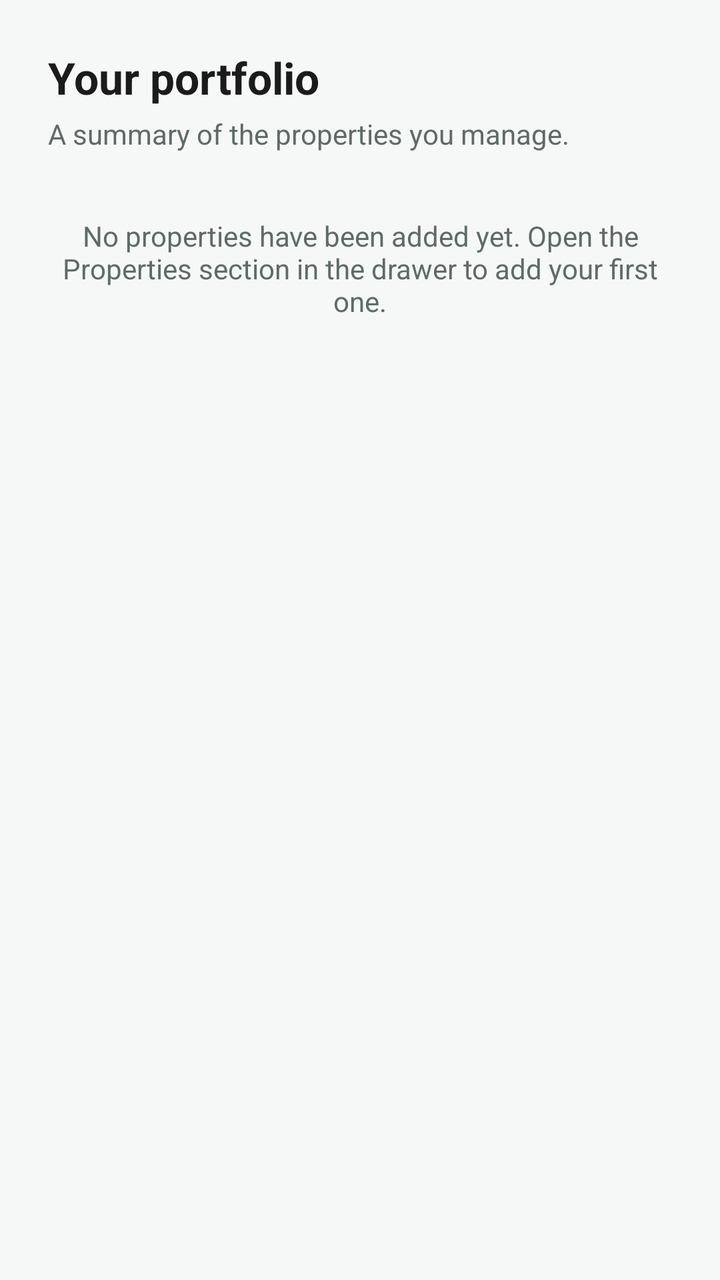
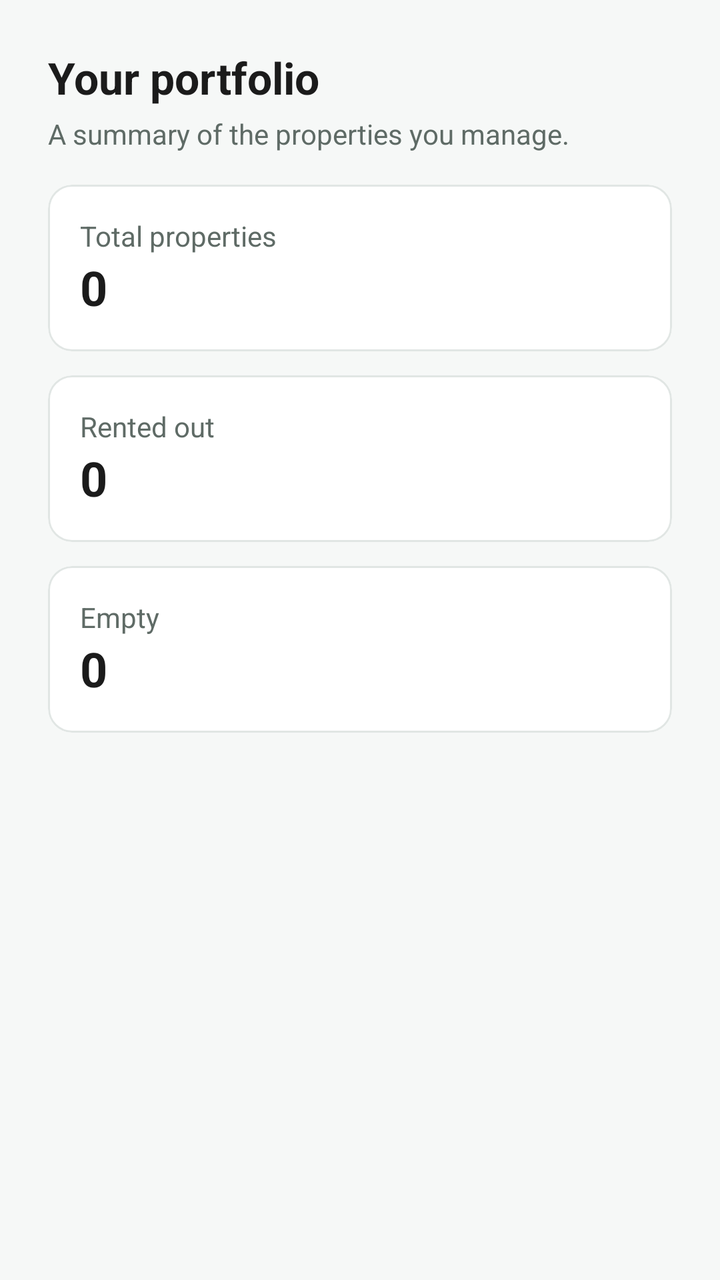

Compare the two renders of this Android layout. The source of the first and the diff that turns it into the second are given below.
<!-- AndroidManifest.xml: application theme Theme.PropertyManagement -->
<!-- res/layout/fragment_dashboard.xml -->
<?xml version="1.0" encoding="utf-8"?>
<ScrollView xmlns:android="http://schemas.android.com/apk/res/android"
    android:layout_width="match_parent"
    android:layout_height="match_parent"
    android:background="@color/background">

    <LinearLayout
        android:layout_width="match_parent"
        android:layout_height="wrap_content"
        android:orientation="vertical"
        android:padding="24dp">

        <TextView
            android:layout_width="wrap_content"
            android:layout_height="wrap_content"
            android:text="@string/dashboard_greeting"
            android:textColor="@color/text_primary"
            android:textSize="22sp"
            android:textStyle="bold" />

        <TextView
            android:layout_width="match_parent"
            android:layout_height="wrap_content"
            android:layout_marginTop="4dp"
            android:text="@string/dashboard_subtitle"
            android:textColor="@color/text_secondary"
            android:textSize="14sp" />

        <TextView
            android:id="@+id/emptyMessage"
            android:layout_width="match_parent"
            android:layout_height="wrap_content"
            android:layout_marginTop="32dp"
            android:gravity="center"
            android:text="@string/dashboard_empty"
            android:textColor="@color/text_secondary"
            android:textSize="14sp" />
    </LinearLayout>
</ScrollView>
<!-- resources referenced by this layout -->
<resources>
  <color name="background">#F6F8F7</color>
  <color name="text_primary">#1B1B1B</color>
  <color name="text_secondary">#5F6B66</color>
  <string name="dashboard_empty">No properties have been added yet. Open the Properties section in the drawer to add your first one.</string>
  <string name="dashboard_greeting">Your portfolio</string>
  <string name="dashboard_subtitle">A summary of the properties you manage.</string>
  <style name="Theme.PropertyManagement" parent="Theme.Material3.DayNight.NoActionBar">
          <item name="colorPrimary">@color/primary</item>
          <item name="colorOnPrimary">@color/white</item>
          <item name="colorSecondary">@color/secondary</item>
          <item name="colorOnSecondary">@color/white</item>
          <item name="android:colorBackground">@color/background</item>
          <item name="colorSurface">@color/surface</item>
          <item name="android:statusBarColor" tools:targetApi="l">@color/primary_dark</item>
      </style>
  <color name="primary">#1F6F5C</color>
  <color name="white">#FFFFFF</color>
  <color name="secondary">#E07A3F</color>
  <color name="surface">#FFFFFF</color>
  <color name="primary_dark">#14503F</color>
</resources>

<!-- the commit's change to res/layout/fragment_dashboard.xml (unified diff, before → after) -->
@@ -1,5 +1,6 @@
 <?xml version="1.0" encoding="utf-8"?>
 <ScrollView xmlns:android="http://schemas.android.com/apk/res/android"
+    xmlns:app="http://schemas.android.com/apk/res-auto"
     android:layout_width="match_parent"
     android:layout_height="match_parent"
     android:background="@color/background">
@@ -22,18 +23,101 @@
             android:layout_width="match_parent"
             android:layout_height="wrap_content"
             android:layout_marginTop="4dp"
+            android:layout_marginBottom="16dp"
             android:text="@string/dashboard_subtitle"
             android:textColor="@color/text_secondary"
             android:textSize="14sp" />
 
-        <TextView
-            android:id="@+id/emptyMessage"
+        
+        <com.google.android.material.card.MaterialCardView
             android:layout_width="match_parent"
             android:layout_height="wrap_content"
-            android:layout_marginTop="32dp"
-            android:gravity="center"
-            android:text="@string/dashboard_empty"
-            android:textColor="@color/text_secondary"
-            android:textSize="14sp" />
+            android:layout_marginBottom="12dp"
+            app:cardCornerRadius="12dp"
+            app:cardElevation="0dp"
+            app:strokeColor="@color/divider"
+            app:strokeWidth="1dp">
+
+            <LinearLayout
+                android:layout_width="match_parent"
+                android:layout_height="wrap_content"
+                android:orientation="vertical"
+                android:padding="16dp">
+
+                <TextView
+                    style="@style/CardTitle"
+                    android:layout_width="wrap_content"
+                    android:layout_height="wrap_content"
+                    android:text="@string/total_properties" />
+
+                <TextView
+                    android:id="@+id/propertyCount"
+                    style="@style/CardValue"
+                    android:layout_width="wrap_content"
+                    android:layout_height="wrap_content"
+                    android:text="0" />
+            </LinearLayout>
+        </com.google.android.material.card.MaterialCardView>
+
+        <com.google.android.material.card.MaterialCardView
+            android:layout_width="match_parent"
+            android:layout_height="wrap_content"
+            android:layout_marginBottom="12dp"
+            app:cardCornerRadius="12dp"
+            app:cardElevation="0dp"
+            app:strokeColor="@color/divider"
+            app:strokeWidth="1dp">
+
+            <LinearLayout
+                android:layout_width="match_parent"
+                android:layout_height="wrap_content"
+                android:orientation="vertical"
+                android:padding="16dp">
+
+                <TextView
+                    style="@style/CardTitle"
+                    android:layout_width="wrap_content"
+                    android:layout_height="wrap_content"
+                    android:text="@string/occupied_properties" />
+
+                <TextView
+                    android:id="@+id/occupiedCount"
+                    style="@style/CardValue"
+                    android:layout_width="wrap_content"
+                    android:layout_height="wrap_content"
+                    android:text="0" />
+            </LinearLayout>
+        </com.google.android.material.card.MaterialCardView>
+
+        <com.google.android.material.card.MaterialCardView
+            android:layout_width="match_parent"
+            android:layout_height="wrap_content"
+            app:cardCornerRadius="12dp"
+            app:cardElevation="0dp"
+            app:strokeColor="@color/divider"
+            app:strokeWidth="1dp">
+
+            <LinearLayout
+                android:layout_width="match_parent"
+                android:layout_height="wrap_content"
+                android:orientation="vertical"
+                android:padding="16dp">
+
+                <TextView
+                    style="@style/CardTitle"
+                    android:layout_width="wrap_content"
+                    android:layout_height="wrap_content"
+                    android:text="@string/vacant_properties" />
+
+                <TextView
+                    android:id="@+id/vacantCount"
+                    style="@style/CardValue"
+                    android:layout_width="wrap_content"
+                    android:layout_height="wrap_content"
+                    android:text="0" />
+            </LinearLayout>
+        </com.google.android.material.card.MaterialCardView>
+
+
     </LinearLayout>
 </ScrollView>
<!-- resource entries referenced after the edit -->
@@ -1,11 +1,23 @@
 <!-- resources referenced by this layout -->
 <resources>
   <color name="background">#F6F8F7</color>
+  <color name="divider">#E1E6E4</color>
   <color name="text_primary">#1B1B1B</color>
   <color name="text_secondary">#5F6B66</color>
-  <string name="dashboard_empty">No properties have been added yet. Open the Properties section in the drawer to add your first one.</string>
   <string name="dashboard_greeting">Your portfolio</string>
   <string name="dashboard_subtitle">A summary of the properties you manage.</string>
+  <string name="occupied_properties">Rented out</string>
+  <string name="total_properties">Total properties</string>
+  <string name="vacant_properties">Empty</string>
+  <style name="CardTitle">
+          <item name="android:textSize">14sp</item>
+          <item name="android:textColor">@color/text_secondary</item>
+      </style>
+  <style name="CardValue">
+          <item name="android:textSize">24sp</item>
+          <item name="android:textStyle">bold</item>
+          <item name="android:textColor">@color/text_primary</item>
+      </style>
   <style name="Theme.PropertyManagement" parent="Theme.Material3.DayNight.NoActionBar">
           <item name="colorPrimary">@color/primary</item>
           <item name="colorOnPrimary">@color/white</item>
